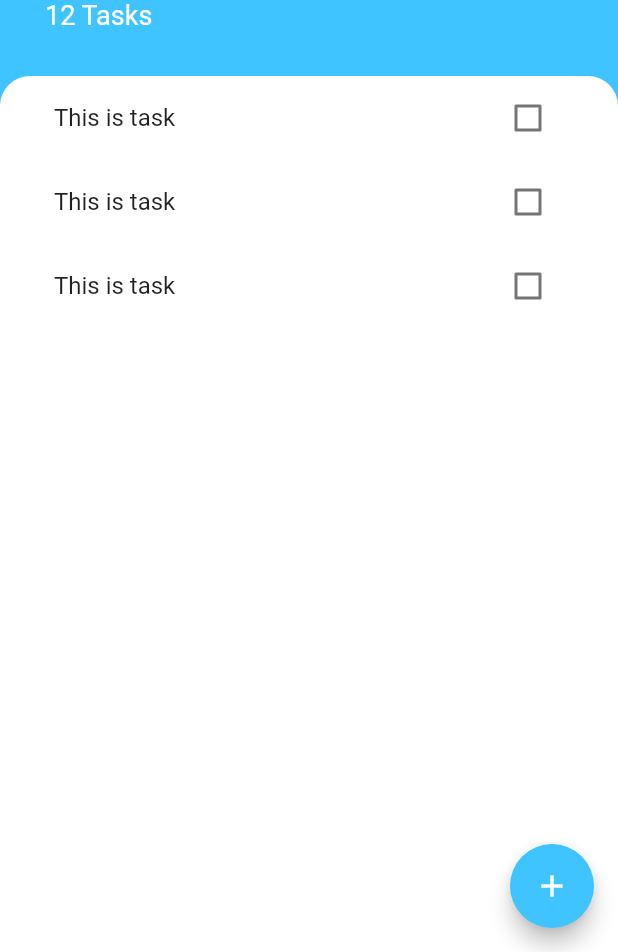
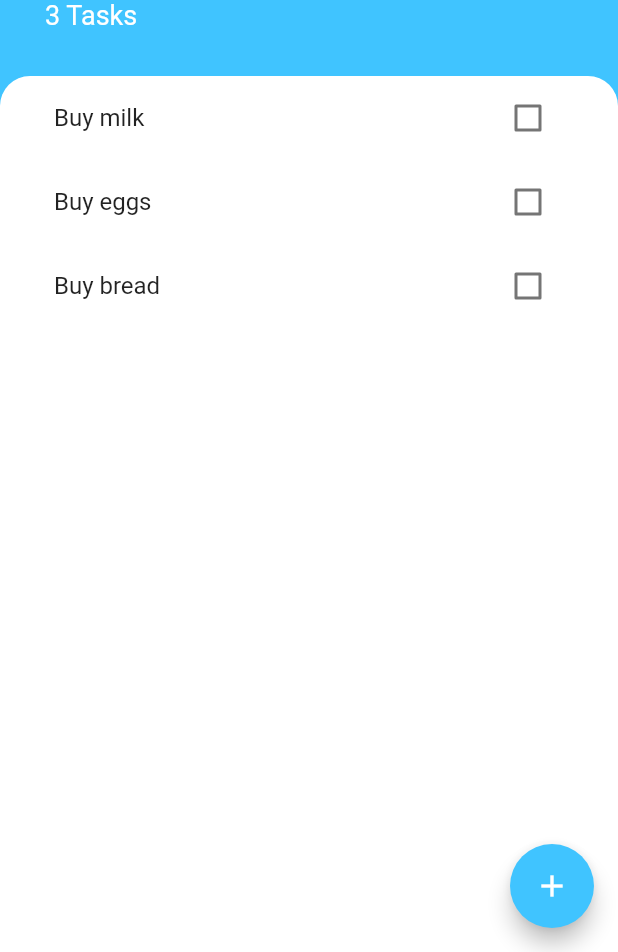
Before and after one commit to Nikkitik/todoey_flutter, a Flutter app: the screen it shows after launch, on a phone screen of 412 x 824 dp, the part 284-1236 px from its top. Run offline on Flutter 3.47's test engine with Material 2 defaults, Android fonts, the phone set to English and light mode, and no system bars.

Commit message:
Реализовал добавление задач в список

```diff
--- /dev/null
+++ b/lib/models/task.dart
@@ -0,0 +1,10 @@
+class Task {
+  final String name;
+  bool isDone;
+
+  Task({this.name, this.isDone = false});
+
+  void toggleDone(bool checkboxState) {
+    isDone = checkboxState;
+  }
+}
--- a/lib/screens/add_task_screen.dart
+++ b/lib/screens/add_task_screen.dart
@@ -1,8 +1,14 @@
 import 'package:flutter/material.dart';
 
 class AddTaskScreen extends StatelessWidget {
+  final Function addTaskCallback;
+
+  AddTaskScreen(this.addTaskCallback);
+
   @override
   Widget build(BuildContext context) {
+    String newTaskTitle;
+
     return Container(
       color: Color(0xff757575),
       child: Container(
@@ -28,9 +34,14 @@ class AddTaskScreen extends StatelessWidget {
             TextField(
               autofocus: true,
               textAlign: TextAlign.center,
+              onChanged: (newText) {
+                newTaskTitle = newText;
+              },
             ),
             FlatButton(
-              onPressed: () {},
+              onPressed: () {
+                addTaskCallback(newTaskTitle);
+              },
               color: Colors.lightBlueAccent,
               child: Text(
                 'Add',
--- a/lib/screens/tasks_screen.dart
+++ b/lib/screens/tasks_screen.dart
@@ -1,8 +1,20 @@
 import 'package:flutter/material.dart';
 import 'package:todoey_flutter/widgets/tasks_list.dart';
 import 'package:todoey_flutter/screens/add_task_screen.dart';
+import 'package:todoey_flutter/models/task.dart';
 
-class TasksScreen extends StatelessWidget {
+class TasksScreen extends StatefulWidget {
+  @override
+  _TasksScreenState createState() => _TasksScreenState();
+}
+
+class _TasksScreenState extends State<TasksScreen> {
+  List<Task> tasks = [
+    Task(name: 'Buy milk'),
+    Task(name: 'Buy eggs'),
+    Task(name: 'Buy bread'),
+  ];
+
   @override
   Widget build(BuildContext context) {
     return Scaffold(
@@ -13,7 +25,14 @@ class TasksScreen extends StatelessWidget {
         onPressed: () {
           showModalBottomSheet(
             context: context,
-            builder: (context) => AddTaskScreen(),
+            builder: (context) => AddTaskScreen(
+                  (newTaskTitle) {
+                    setState(() {
+                      tasks.add(Task(name: newTaskTitle));
+                    });
+                    Navigator.pop(context);
+                  },
+                ),
           );
         },
       ),
@@ -47,7 +66,7 @@ class TasksScreen extends StatelessWidget {
                   ),
                 ),
                 Text(
-                  '12 Tasks',
+                  '${tasks.length} Tasks',
                   style: TextStyle(
                     color: Colors.white,
                     fontSize: 18.0,
@@ -66,7 +85,7 @@ class TasksScreen extends StatelessWidget {
                   topRight: Radius.circular(20.0),
                 ),
               ),
-              child: TasksList(),
+              child: TasksList(tasks),
             ),
           ),
         ],
--- a/lib/widgets/tasks_list.dart
+++ b/lib/widgets/tasks_list.dart
@@ -1,19 +1,31 @@
 import 'package:flutter/material.dart';
 import 'package:todoey_flutter/widgets/tasks_tile.dart';
+import 'package:todoey_flutter/models/task.dart';
 
-class TasksList extends StatelessWidget {
-  const TasksList({
-    Key key,
-  }) : super(key: key);
+class TasksList extends StatefulWidget {
+  final List<Task> tasks;
+
+  TasksList(this.tasks);
 
   @override
+  _TasksListState createState() => _TasksListState();
+}
+
+class _TasksListState extends State<TasksList> {
+  @override
   Widget build(BuildContext context) {
-    return ListView(
-      children: <Widget>[
-        TasksTile(),
-        TasksTile(),
-        TasksTile(),
-      ],
+    return ListView.builder(
+      itemBuilder: (context, index) {
+        return TaskTile(
+            taskTitle: widget.tasks[index].name,
+            isChecked: widget.tasks[index].isDone,
+            checkboxCallback: (checkboxState) {
+              setState(() {
+                widget.tasks[index].toggleDone(checkboxState);
+              });
+            });
+      },
+      itemCount: widget.tasks.length,
     );
   }
 }
--- a/lib/widgets/tasks_tile.dart
+++ b/lib/widgets/tasks_tile.dart
@@ -1,48 +1,26 @@
 import 'package:flutter/material.dart';
 
-class TasksTile extends StatefulWidget {
-  @override
-  _TasksTileState createState() => _TasksTileState();
-}
+class TaskTile extends StatelessWidget {
+  final bool isChecked;
+  final String taskTitle;
+  final Function checkboxCallback;
 
-class _TasksTileState extends State<TasksTile> {
-  bool isChecked = false;
-
-  void checkboxCallback(bool checkboxState) {
-    setState(() {
-      isChecked = checkboxState;
-    });
-  }
+  TaskTile({this.isChecked, this.taskTitle, this.checkboxCallback});
 
   @override
   Widget build(BuildContext context) {
     return ListTile(
       title: Text(
-        'This is task',
+        taskTitle,
         style: TextStyle(
           decoration: isChecked ? TextDecoration.lineThrough : null,
         ),
       ),
-      trailing: TaskCheckbox(
-        checkboxState: isChecked,
-        toggleCheckboxState: checkboxCallback,
+      trailing: Checkbox(
+        activeColor: Colors.lightBlueAccent,
+        value: isChecked,
+        onChanged: checkboxCallback,
       ),
     );
   }
 }
-
-class TaskCheckbox extends StatelessWidget {
-  TaskCheckbox({this.checkboxState, this.toggleCheckboxState});
-
-  final bool checkboxState;
-  final Function toggleCheckboxState;
-
-  @override
-  Widget build(BuildContext context) {
-    return Checkbox(
-      activeColor: Colors.lightBlueAccent,
-      value: checkboxState,
-      onChanged: toggleCheckboxState,
-    );
-  }
-}
```
